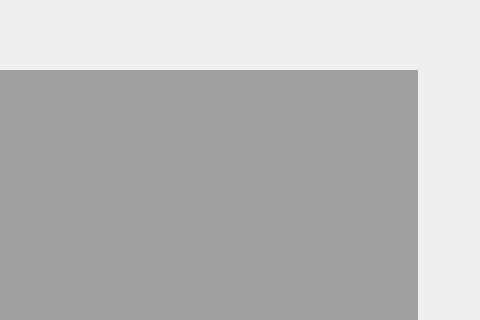
The window that mainwindow.ui (BinniPyx/Test) describes before a commit, drawn with Qt 5; both pictures show x 353 to 833 and y 0 to 320 of the 833 by 557 pixel window.
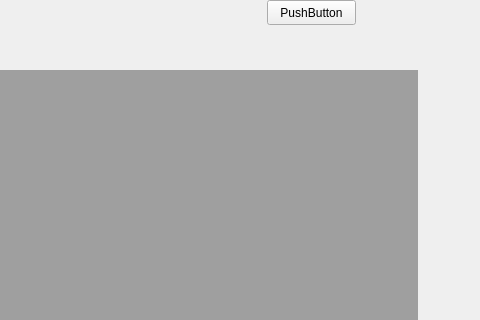
The same window after the commit.

Patch:
```diff
--- a/mainwindow.ui
+++ b/mainwindow.ui
@@ -82,6 +82,19 @@
      </property>
     </item>
    </widget>
+   <widget class="QPushButton" name="pushButton">
+    <property name="geometry">
+     <rect>
+      <x>620</x>
+      <y>0</y>
+      <width>89</width>
+      <height>25</height>
+     </rect>
+    </property>
+    <property name="text">
+     <string>PushButton</string>
+    </property>
+   </widget>
   </widget>
   <widget class="QStatusBar" name="statusbar"/>
   <widget class="QMenuBar" name="menubar">
```
